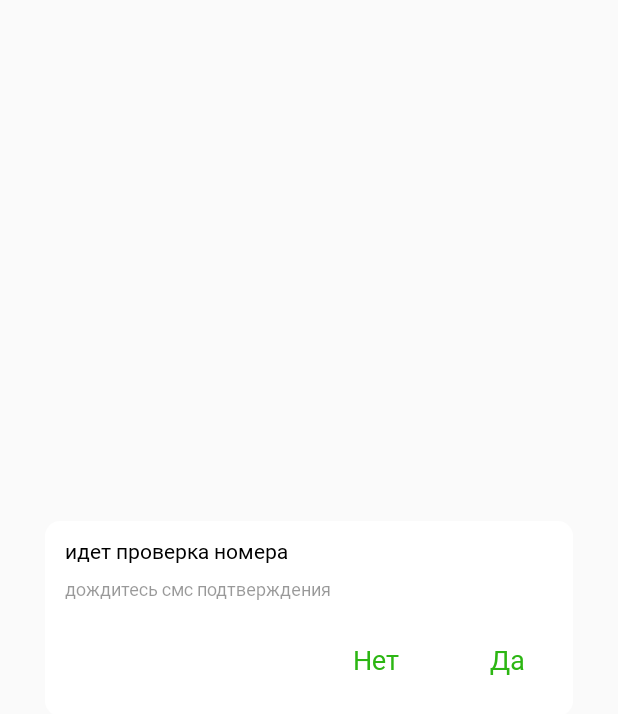
After one commit to dimalee70/o2o.android, an Android app: the layout confirm.xml on its own in the app's theme, with its tools: preview values and no code run, on a phone screen of 412 x 824 dp. The commit adds this screen. Shown: the top 714 px of the screen. Run offline under Robolectric (Android 15) with nearby library versions, the phone set to English and light mode, and no system bars.

Commit message:
Register store outle page

```diff
--- a/app/src/main/java/kz/dragau/larek/Constants.kt
+++ b/app/src/main/java/kz/dragau/larek/Constants.kt
@@ -4,6 +4,11 @@ import kz.dragau.larek.BuildConfig
 
 object Constants
 {
+    const val mimeType = "MimeType"
+    const val base64BodyKey = "base64Body"
+    const val objectIdKey = "objectId"
+    //    const val CONFIRM_MESSAGE = "Вы действительно хотите удалить это фотографию? Отменить это действие будет невозможно"
+//    const val CONFIRM_TITLE = "Подтверждение"
     const val PHOTO_POSITION = "PHOTO_POSITION"
     const val IMAGE_DIRECTORY = "/o2o"
     const val GALLERY = 1
--- a/app/src/main/java/kz/dragau/larek/api/ApiManager.kt
+++ b/app/src/main/java/kz/dragau/larek/api/ApiManager.kt
@@ -32,7 +32,7 @@ interface ApiManager {
     @POST("v1/salesoutlet/create")
     fun registerStore(@Body body: SalesOuter): Observable<SaleCreateResponse>
 
-//    @POST("v1/salesoutlet/uploadphoto")
-//    fun uploadPhoto()
+    @POST("v1/salesoutlet/uploadphoto")
+    fun uploadPhoto(@Body body: JsonObject): Observable<SaleCreateResponse>
 
 }
--- a/app/src/main/java/kz/dragau/larek/api/TokenInterceptor.kt
+++ b/app/src/main/java/kz/dragau/larek/api/TokenInterceptor.kt
@@ -18,6 +18,7 @@ class TokenInterceptor @Inject constructor(): Interceptor{
         val originalHttpUrrl = original.url()
         val requestBuilder = original.newBuilder()
             .addHeader("Authorization", token)
+            .addHeader("Content-Type", "application/json")
             .url(originalHttpUrrl)
 
         val request = requestBuilder.build()
--- a/app/src/main/java/kz/dragau/larek/extensions/FragmentExtension.kt
+++ b/app/src/main/java/kz/dragau/larek/extensions/FragmentExtension.kt
@@ -2,6 +2,7 @@ package kz.dragau.larek.extensions
 
 import androidx.appcompat.app.AlertDialog
 import kz.dragau.larek.moxy.MvpAppCompatFragment
+import kz.dragau.larek.presentation.presenter.dialogs.ConfirmDialogPresenter
 import kz.dragau.larek.presentation.presenter.dialogs.ErrorDialogPresenter
 
 
@@ -9,3 +10,8 @@ inline fun MvpAppCompatFragment.showErrorAlertDialog(func: ErrorDialogPresenter.
     ErrorDialogPresenter(this.context!!, title, message).apply {
         func()
     }.create(null)
+
+inline fun MvpAppCompatFragment.showConfirmAlertDialog(func: ConfirmDialogPresenter.() -> Unit, title: Int, message: Int): AlertDialog =
+    ConfirmDialogPresenter(this.context!!, title, message).apply{
+        func()
+    }.create(null)
--- a/app/src/main/java/kz/dragau/larek/presentation/view/store/ImageViewPagerView.kt
+++ b/app/src/main/java/kz/dragau/larek/presentation/view/store/ImageViewPagerView.kt
@@ -3,4 +3,6 @@ package kz.dragau.larek.presentation.view.store
 import com.arellomobile.mvp.MvpView
 
 interface ImageViewPagerView : MvpView {
+    fun showPictureDialog()
+    fun showConfirm()
 }
--- a/app/src/main/java/kz/dragau/larek/ui/adapters/images/ImagePagerAdapter.kt
+++ b/app/src/main/java/kz/dragau/larek/ui/adapters/images/ImagePagerAdapter.kt
@@ -38,4 +38,8 @@ class ImagePagerAdapter(private var context: Context,
     override fun destroyItem(container: ViewGroup, position: Int, `object`: Any) {
         container.removeView(`object` as LinearLayout)
     }
+
+    override fun getItemPosition(`object`: Any): Int {
+        return POSITION_NONE
+    }
 }
--- a/app/src/main/java/kz/dragau/larek/ui/rule/NotEmptyRule.kt
+++ b/app/src/main/java/kz/dragau/larek/ui/rule/NotEmptyRule.kt
@@ -2,8 +2,9 @@ package kz.dragau.larek.ui.rule
 
 import ru.whalemare.rxvalidator.ValidateRule
 
-class NotEmptyRule: ValidateRule {
-    override fun errorMessage() = "Text must not be null"
+class NotEmptyRule(private val message: String): ValidateRule {
+
+    override fun errorMessage() = message
 
     override fun validate(data: String?): Boolean {
         if(!NotNullRule().validate(data)) return false
--- /dev/null
+++ b/app/src/main/res/layout/confirm.xml
@@ -0,0 +1,98 @@
+<?xml version="1.0" encoding="utf-8"?>
+<layout xmlns:android="http://schemas.android.com/apk/res/android"
+        xmlns:app="http://schemas.android.com/apk/res-auto">
+
+    <androidx.constraintlayout.widget.ConstraintLayout
+            android:layout_width="match_parent"
+            android:layout_height="match_parent"
+            android:background="@android:color/transparent">
+        <androidx.constraintlayout.widget.ConstraintLayout
+                android:layout_width="match_parent"
+                android:layout_height="wrap_content"
+                android:background="@drawable/dialog_bg"
+                app:layout_constraintEnd_toEndOf="parent"
+                android:layout_marginTop="8dp"
+                android:layout_marginStart="@dimen/dialogMargination"
+                android:layout_marginEnd="@dimen/dialogMargination"
+                app:layout_constraintTop_toTopOf="parent"
+                app:layout_constraintStart_toStartOf="parent"
+                android:layout_marginBottom="8dp"
+                android:paddingBottom="13dp"
+                app:layout_constraintBottom_toBottomOf="parent">
+
+<!--            <com.airbnb.lottie.LottieAnimationView-->
+<!--                    android:id="@+id/anMail"-->
+<!--                    app:layout_constraintEnd_toEndOf="parent"-->
+<!--                    app:layout_constraintStart_toStartOf="parent"-->
+<!--                    app:layout_constraintTop_toTopOf="parent"-->
+<!--                    android:layout_marginTop="10dp"-->
+<!--                    android:layout_width="match_parent"-->
+<!--                    android:layout_height="60dp"-->
+<!--                    app:lottie_autoPlay="true"-->
+<!--                    app:lottie_loop="true"-->
+<!--                    app:lottie_fileName="mail.json"/>-->
+
+            <TextView
+                    android:id="@+id/titleTv"
+                    android:text="@string/phone_number_checking"
+                    app:layout_constraintEnd_toEndOf="parent"
+                    app:layout_constraintStart_toStartOf="parent"
+                    app:layout_constraintTop_toTopOf="parent"
+                    android:layout_marginTop="10dp"
+                    android:layout_height="wrap_content"
+                    android:layout_width="match_parent"
+                    android:theme="@style/Dialog.Text"
+                    android:layout_marginStart="13dp"
+                    android:layout_marginEnd="13dp"
+                    />
+
+            <TextView
+                    android:id="@+id/confirmTv"
+                    android:text="@string/wait_for_sms"
+                    app:layout_constraintEnd_toEndOf="parent"
+                    app:layout_constraintStart_toStartOf="parent"
+                    app:layout_constraintTop_toBottomOf="@id/titleTv"
+                    android:layout_height="wrap_content"
+                    android:layout_width="match_parent"
+                    android:textColor="@color/black_overlay"
+                    android:singleLine="false"
+                    android:autoSizeTextType="uniform"
+                    style="@style/Widget.TextView.Hint"
+                    android:layout_marginTop="7dp"
+                    android:layout_marginStart="13dp"
+                    android:layout_marginEnd="13dp"
+                    />
+
+            <LinearLayout
+                    android:id="@+id/buttonsLl"
+                    android:layout_width="match_parent"
+                    android:layout_height="wrap_content"
+                    android:layout_marginTop="15dp"
+                    android:gravity="right"
+                    android:orientation="horizontal"
+                    app:layout_constraintTop_toBottomOf="@+id/confirmTv"
+                    app:layout_constraintStart_toStartOf="parent"
+                    app:layout_constraintEnd_toEndOf="parent"
+                    >
+
+                <Button
+                        android:id="@+id/noBtn"
+                        style="@style/Base.Widget.AppCompat.Button.Borderless.Colored"
+                        android:textColor="?attr/colorControlActivated"
+                        android:layout_width="wrap_content"
+                        android:layout_height="wrap_content"
+                        android:text="Нет" />
+
+                <Button
+                        android:id="@+id/yesBtn"
+                        style="@style/Base.Widget.AppCompat.Button.Borderless.Colored"
+                        android:textColor="?attr/colorControlActivated"
+                        android:layout_width="wrap_content"
+                        android:layout_height="wrap_content"
+                        android:text="Да" />
+            </LinearLayout>
+
+        </androidx.constraintlayout.widget.ConstraintLayout>
+
+    </androidx.constraintlayout.widget.ConstraintLayout>
+</layout>
--- a/app/src/main/res/layout/fragment_register_store.xml
+++ b/app/src/main/res/layout/fragment_register_store.xml
@@ -387,6 +387,7 @@
                 android:layout_marginEnd="86dp"
                 android:layout_marginBottom="52dp"
                 android:enabled="false"
+                android:visibility="gone"
                 android:onClick="@{(v) -> presenter.registerStore()}"
                 app:layout_constraintTop_toBottomOf="@+id/storePhotoLl"
         />
--- a/app/src/main/res/values/dimens.xml
+++ b/app/src/main/res/values/dimens.xml
@@ -2,6 +2,7 @@
 <resources>
 
     <dimen name="minPhotoIconWidth">68dp</dimen>
+    <dimen name="dialogMargination">30dp</dimen>
     <dimen name="minTextSize">4sp</dimen>
     <dimen name="maxTextSize">11sp</dimen>
     <dimen name="stepGranularity">1sp</dimen>
--- a/app/src/main/res/values/strings.xml
+++ b/app/src/main/res/values/strings.xml
@@ -83,4 +83,8 @@
     <string name="search_hint">Название магазина</string>
     <string name="toolbarTitleMap">Выберите торгоую точку для регитсрации</string>
     <string name="google_maps_api_key">AIzaSyDiW7UDLjXAqKeo8vRJYQ0ZC5nNVOuOAT0</string>
+    <string name="action_delete">Удалить</string>
+    <string name="confirm_title">Подтверждение</string>
+    <string name="confirm_message">Вы действительно хотите удалить эту фотографию? Отменить это действие будет невозможно.</string>
+    <string name="empty_text_rule">Обязательно к заполнению</string>
 </resources>
```
Also changed, not shown: app/src/main/java/kz/dragau/larek/extensions/ActivityExtension.kt (+29 -7 lines), app/src/main/java/kz/dragau/larek/presentation/presenter/dialogs/ConfirmDialogPresenter.kt (added, +52 -0 lines), app/src/main/java/kz/dragau/larek/presentation/presenter/store/ImageViewPagerPresenter.kt (+8 -0 lines), app/src/main/java/kz/dragau/larek/presentation/presenter/store/RegisterStorePresenter.kt (+65 -32 lines), app/src/main/java/kz/dragau/larek/ui/fragment/store/ImageViewPagerFragment.kt (+88 -0 lines), app/src/main/java/kz/dragau/larek/ui/fragment/store/StoreRegisterFragment.kt (+6 -3 lines), app/src/main/res/drawable/ic_photo.xml (added, +8 -0 lines), app/src/main/res/menu/menu_photo.xml (+11 -6 lines), app/src/main/res/raw/radar_search.json (deleted, +0 -202 lines).
